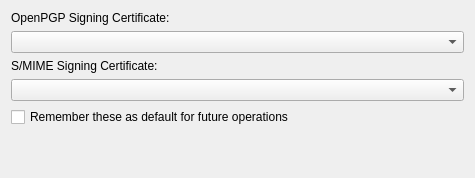
The window that crypto/gui/signingcertificateselectionwidget.ui (sensama/kleopatra) describes before a commit, drawn with Qt 5.
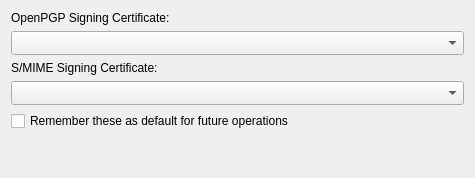
The same window after the commit.

Commit message: SigningCertificateSelectionWidget: don't let the combo boxes grow wild in width

```diff
--- a/crypto/gui/signingcertificateselectionwidget.ui
+++ b/crypto/gui/signingcertificateselectionwidget.ui
@@ -12,10 +12,24 @@
   </property>
   <layout class="QGridLayout">
    <item row="1" column="0" colspan="2">
-    <widget class="QComboBox" name="pgpCombo"/>
+    <widget class="QComboBox" name="pgpCombo">
+     <property name="sizeAdjustPolicy">
+      <enum>QComboBox::AdjustToMinimumContentsLengthWithIcon</enum>
+     </property>
+     <property name="minimumContentsLength">
+      <number>40</number>
+     </property>
+    </widget>
    </item>
    <item row="3" column="0" colspan="2">
-    <widget class="QComboBox" name="cmsCombo"/>
+    <widget class="QComboBox" name="cmsCombo">
+     <property name="sizeAdjustPolicy">
+      <enum>QComboBox::AdjustToMinimumContentsLengthWithIcon</enum>
+     </property>
+     <property name="minimumContentsLength">
+      <number>40</number>
+     </property>
+    </widget>
    </item>
    <item row="4" column="0" colspan="2">
     <widget class="QCheckBox" name="rememberCO">
```
